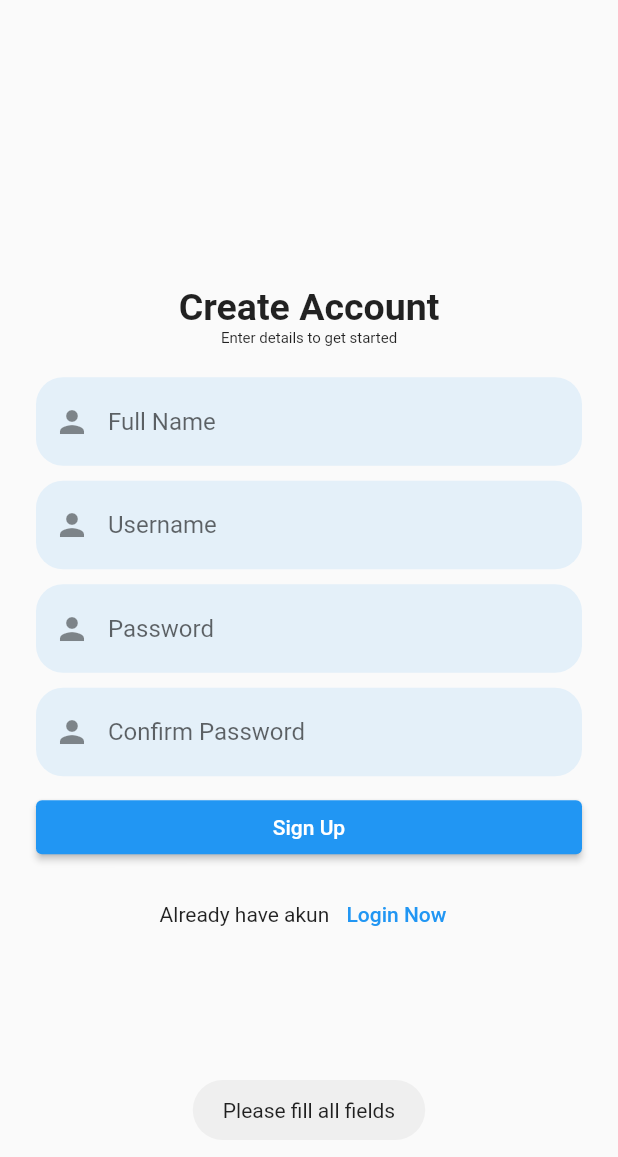
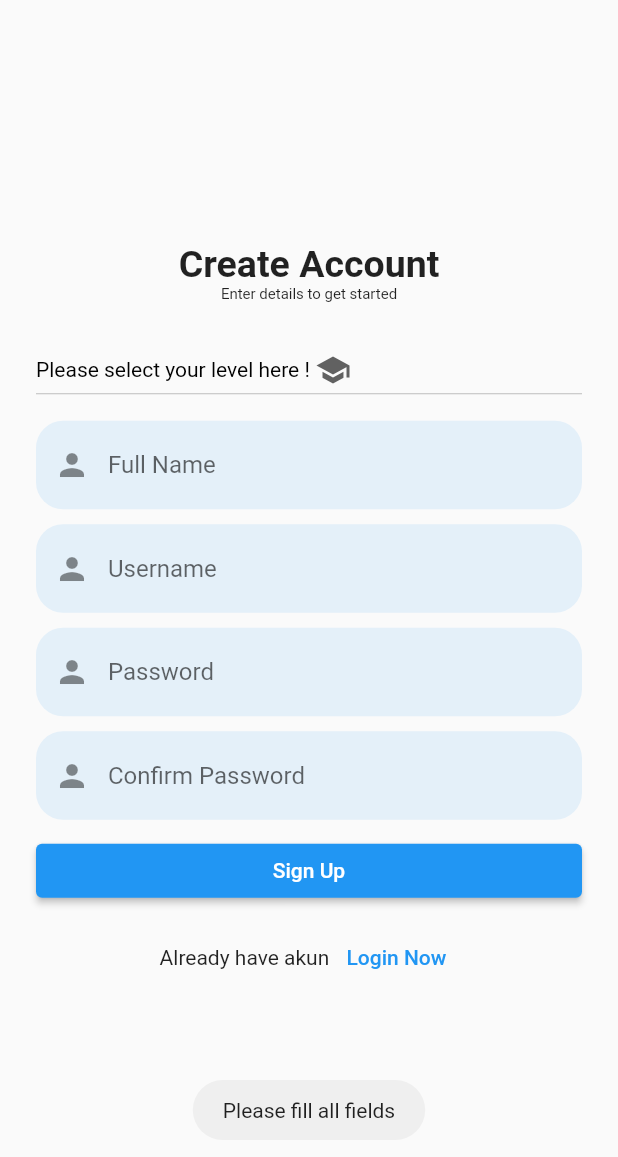
Before and after one commit to hrsdianto/flutter_radec_1, a Flutter app: the SignUpScreen screen opened directly, after a tap on "Sign Up", on a phone screen of 412 x 824 dp. Shown: the top 1157 px of the screen. Run offline on Flutter 3.47's test engine with Material 2 defaults, Android fonts, the phone set to English and light mode, and no system bars; our stand-ins replace firebase_auth, firebase_core, firebase_database, firebase_storage, fluttertoast, image_picker; missing offline and left inert: ndialog; accounts and stored records are empty; network calls fail.

Commit message:
add level users

```diff
--- a/lib/models/user_model.dart
+++ b/lib/models/user_model.dart
@@ -4,6 +4,7 @@ class UserModel {
   late String email;
   late String profileImage;
   late int dt;
+  late String selectedLevel;
 
   UserModel({
     required this.uid,
@@ -11,6 +12,7 @@ class UserModel {
     required this.email,
     required this.profileImage,
     required this.dt,
+    required this.selectedLevel,
   });
 
   static UserModel fromMap(Map<String, dynamic> map) {
@@ -20,6 +22,7 @@ class UserModel {
       email: map['email'],
       profileImage: map['profileImage'],
       dt: map['dt'],
+      selectedLevel: map['selectedLevel'],
     );
   }
 }
--- a/lib/screens/profile_screen.dart
+++ b/lib/screens/profile_screen.dart
@@ -169,6 +169,10 @@ class _ProfileScreenState extends State<ProfileScreen> {
                           child: Column(
                             children: [
                               Text(
+                                userModel!.selectedLevel,
+                                style: const TextStyle(fontSize: 18),
+                              ),
+                              Text(
                                 userModel!.fullName,
                                 style: const TextStyle(fontSize: 18),
                               ),
--- a/lib/screens/signup_screen.dart
+++ b/lib/screens/signup_screen.dart
@@ -17,6 +17,11 @@ class _SignUpScreenState extends State<SignUpScreen> {
   var emailController = TextEditingController();
   var passwordController = TextEditingController();
   var confirmController = TextEditingController();
+  //var userLevelController = TextEditingController();
+
+  List<String> userLevelList = ["Guru", "Siswa"];
+  String? selectedLevel;
+
   @override
   Widget build(BuildContext context) {
     return Scaffold(
@@ -67,6 +72,33 @@ class _SignUpScreenState extends State<SignUpScreen> {
     return Column(
       crossAxisAlignment: CrossAxisAlignment.stretch,
       children: [
+        DropdownButton(
+          dropdownColor: Colors.black26,
+          hint: const Text(
+            "Please select your level here ! ",
+            style: TextStyle(
+              fontSize: 14,
+              color: Colors.black,
+            ),
+          ),
+          icon: const Icon(Icons.school),
+          value: selectedLevel,
+          onChanged: (newValue) {
+            setState(() {
+              selectedLevel = newValue.toString();
+            });
+          },
+          items: userLevelList.map((ulevel) {
+            return DropdownMenuItem(
+              value: ulevel,
+              child: Text(
+                ulevel,
+                style: const TextStyle(color: Colors.blue),
+              ),
+            );
+          }).toList(),
+        ),
+        const SizedBox(height: 10),
         TextField(
           controller: fullNameController,
           decoration: InputDecoration(
@@ -129,7 +161,8 @@ class _SignUpScreenState extends State<SignUpScreen> {
               if (fullName.isEmpty ||
                   email.isEmpty ||
                   password.isEmpty ||
-                  confirmPass.isEmpty) {
+                  confirmPass.isEmpty ||
+                  selectedLevel == null) {
                 Fluttertoast.showToast(msg: 'Please fill all fields');
                 return;
               }
@@ -171,6 +204,7 @@ class _SignUpScreenState extends State<SignUpScreen> {
 
                   await userRef.child(uid).set({
                     'fullName': fullName,
+                    'selectedLevel': selectedLevel,
                     'email': email,
                     'uid': uid,
                     'dt': dt,
```
